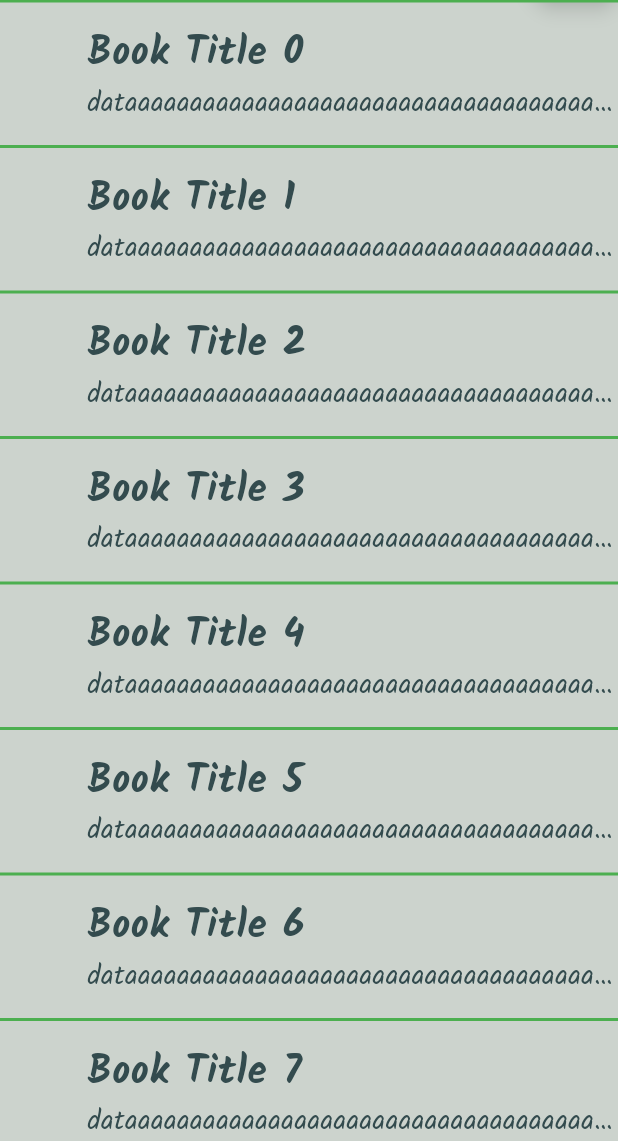
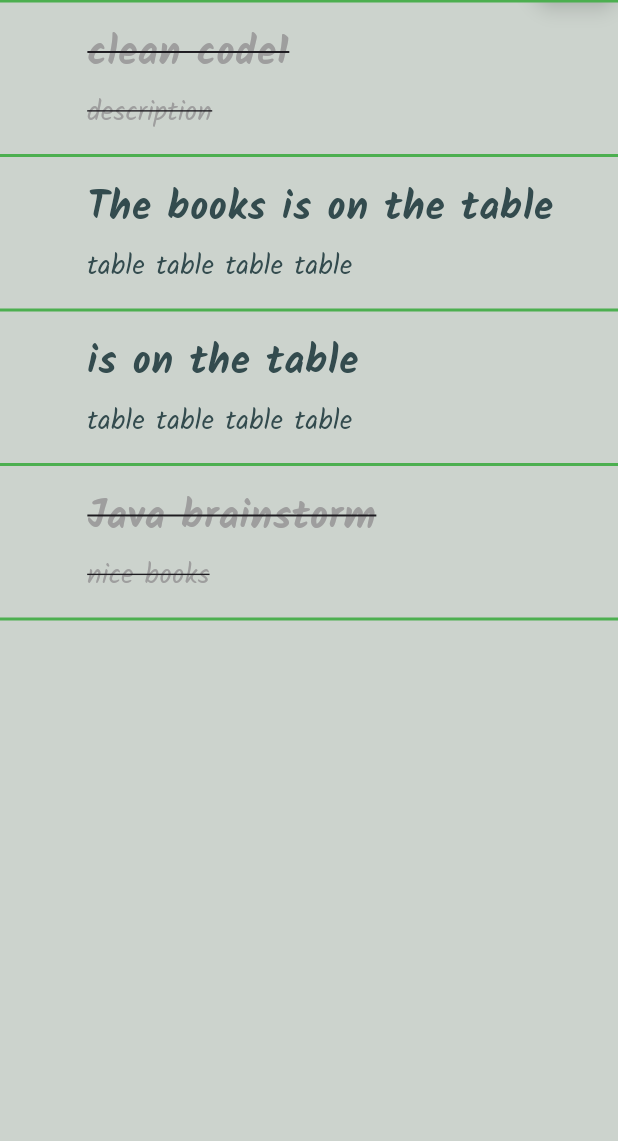
Before and after one commit to rafael-act/Flutter_reading_list, a Flutter app: the screen it shows after launch, on a phone screen of 412 x 824 dp, the part 95-1236 px from its top. Run offline on Flutter 3.47's test engine with Material 3 defaults, Android fonts, the phone set to English and light mode, and no system bars; our stand-ins replace google_fonts.

Commit message:
adjusting reading list

```diff
--- /dev/null
+++ b/lib/models/book_model.dart
@@ -0,0 +1,21 @@
+class BookModel {
+  BookModel({this.title = '', this.description = '', this.isRead = false});
+  late String title;
+  late String description;
+  late bool isRead;
+}
+
+final List<BookModel> listBooksMock = [
+  BookModel(title: 'clean code1', description: 'description', isRead: true),
+  BookModel(
+    title: 'The books is on the table',
+    description: 'table table table table',
+    isRead: false,
+  ),
+  BookModel(
+    title: 'is on the table',
+    description: 'table table table table',
+    isRead: false,
+  ),
+  BookModel(title: 'Java brainstorm', description: 'nice books', isRead: true),
+];
--- a/lib/pages/list_page_books.dart
+++ b/lib/pages/list_page_books.dart
@@ -1,5 +1,7 @@
 import 'package:flutter/material.dart';
+import 'package:reading_list/models/book_model.dart';
 import 'package:reading_list/widgets/horizontal_line.dart';
+import 'package:reading_list/widgets/list_books.dart';
 
 class ListPageBooks extends StatefulWidget {
   const ListPageBooks({super.key});
@@ -41,38 +43,8 @@ class _ListPageBooksState extends State<ListPageBooks> {
                     ),
                   ),
                   HorizontalLine(),
-                  ListView.separated(
-                    shrinkWrap: true,
-                    itemBuilder: (context, i) {
-                      return Padding(
-                        padding: const EdgeInsets.only(left: 58.0),
-                        child: ListTile(
-                          title: Text(
-                            'Book Title $i',
-                            style: TextStyle(
-                              color: Color(0xFF334B4E),
-                              fontSize: 26,
-                              fontWeight: FontWeight.w600,
-                            ),
-                          ),
-                          subtitle: Expanded(
-                            child: Text(
-                              'dataaaaaaaaaaaaaaaaaaaaaaaaaaaaaaaaaaaaaaaaaaaaaaaaaaaaaaaaaaaaaaaaaaaaaaaaaaaaaaaaaaaaaaaaaaaaa',
-                              style: TextStyle(
-                                color: Color(0xFF334B4E),
-                                fontSize: 18,
-                              ),
-                              overflow: TextOverflow.ellipsis,
-                            ),
-                          ),
-                          visualDensity: VisualDensity.compact,
-                          contentPadding: EdgeInsets.all(0),
-                        ),
-                      );
-                    },
-                    separatorBuilder: (context, i) => HorizontalLine(),
-                    itemCount: 35,
-                  ),
+                  ListBooks(listBooks: listBooksMock,),
+                  HorizontalLine(),
                 ],
               ),
               Padding(
--- /dev/null
+++ b/lib/widgets/list_books.dart
@@ -0,0 +1,51 @@
+import 'package:flutter/material.dart';
+import 'package:reading_list/models/book_model.dart';
+import 'package:reading_list/widgets/horizontal_line.dart';
+
+class ListBooks extends StatelessWidget {
+  const ListBooks({super.key, required this.listBooks});
+
+  final List<BookModel> listBooks;
+
+  @override
+  Widget build(BuildContext context) {
+    return ListView.separated(
+      physics: NeverScrollableScrollPhysics(),
+      shrinkWrap: true,
+      itemBuilder: (context, i) {
+        final book = listBooks[i];
+        return Padding(
+          padding: const EdgeInsets.only(left: 58.0),
+          child: ListTile(
+            title: Text(
+              book.title,
+              style: TextStyle(
+                color: book.isRead ? Colors.grey : Color(0xFF334B4E),
+                fontSize: 26,
+                fontWeight: FontWeight.w600,
+                decoration: book.isRead ? TextDecoration.lineThrough : null,
+              ),
+            ),
+            subtitle: Padding(
+              padding: const EdgeInsets.only(top: 6.0),
+              child: Text(
+                book.description,
+                overflow: TextOverflow.ellipsis,
+                maxLines: 1,
+                style: TextStyle(
+                  color: book.isRead ? Colors.grey : Color(0xFF334B4E),
+                  decoration: book.isRead ? TextDecoration.lineThrough : null,
+                  fontSize: 18,
+                ),
+              ),
+            ),
+            visualDensity: VisualDensity.compact,
+            contentPadding: EdgeInsets.all(0),
+          ),
+        );
+      },
+      separatorBuilder: (context, i) => HorizontalLine(),
+      itemCount: listBooks.length,
+    );
+  }
+}
```
